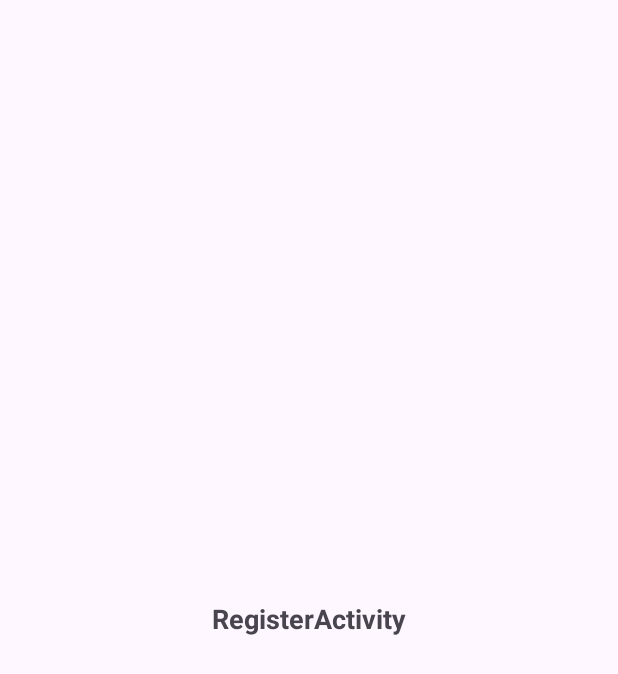
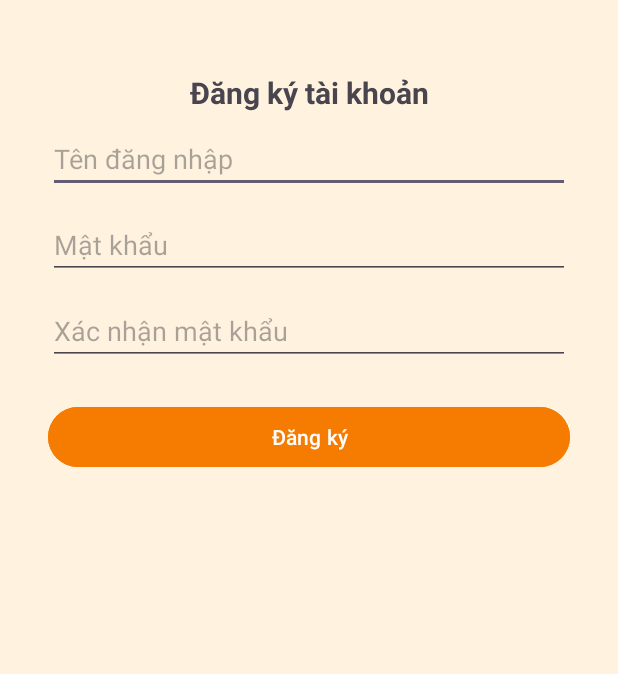
Before and after one commit to XuanTamJee413/PRM392_BrainBox_v1.0, an Android app: the RegisterActivity screen opened directly, with no data from a screen before it, on a phone screen of 412 x 824 dp. Shown: the top 674 px of the screen. Run offline under Robolectric (Android 15) with nearby library versions, the phone set to English and light mode, and no system bars.

Commit message:
add: register

```diff
--- a/app/src/main/java/com/example/prm392_v1/data/BrainBoxDatabase.java
+++ b/app/src/main/java/com/example/prm392_v1/data/BrainBoxDatabase.java
@@ -75,8 +75,8 @@ public abstract class BrainBoxDatabase extends RoomDatabase {
             try {
                 userDao.insert(new User("admin", hash("123456"), "admin"));
                 userDao.insert(new User("teacher", hash("123456"), "teacher"));
-                userDao.insert(new User("student", hash("123456"), "user"));
-                userDao.insert(new User("student", hash("123456"), "user"));
+                userDao.insert(new User("student1", hash("123456"), "user"));
+                userDao.insert(new User("student2", hash("123456"), "user"));
             } catch (Exception e) {
                 e.printStackTrace();
             }
--- a/app/src/main/java/com/example/prm392_v1/ui/auth/LoginActivity.java
+++ b/app/src/main/java/com/example/prm392_v1/ui/auth/LoginActivity.java
@@ -64,7 +64,7 @@ public class LoginActivity extends AppCompatActivity {
                         } else if ("teacher".equalsIgnoreCase(user.role)) {
                             startActivity(new Intent(this, HomeActivity.class));
                         } else{
-                            startActivity(new Intent(this, HomeActivity.class));
+                            startActivity(new Intent(this, MainActivity.class));
                         }
 
                         finish();
@@ -75,7 +75,7 @@ public class LoginActivity extends AppCompatActivity {
             }).start();
         });
     }
-    private String hash(String input) {
+    public static String hash(String input) {
         try {
             MessageDigest md = MessageDigest.getInstance("SHA-256");
             byte[] hash = md.digest(input.getBytes("UTF-8"));
--- a/app/src/main/res/layout/activity_register.xml
+++ b/app/src/main/res/layout/activity_register.xml
@@ -5,16 +5,67 @@
     android:id="@+id/main"
     android:layout_width="match_parent"
     android:layout_height="match_parent"
+    android:background="#FFF3E0"
     tools:context=".ui.auth.RegisterActivity">
     <TextView
-        android:id="@+id/txtSuccess"
+        android:id="@+id/txtRegisterTitle"
         android:layout_width="wrap_content"
         android:layout_height="wrap_content"
-        android:text="RegisterActivity"
-        android:textSize="18sp"
+        android:text="Đăng ký tài khoản"
+        android:textSize="20sp"
         android:textStyle="bold"
         app:layout_constraintTop_toTopOf="parent"
-        app:layout_constraintBottom_toBottomOf="parent"
+        app:layout_constraintBottom_toTopOf="@id/edtUsername"
         app:layout_constraintStart_toStartOf="parent"
-        app:layout_constraintEnd_toEndOf="parent"/>
+        app:layout_constraintEnd_toEndOf="parent"
+        android:layout_marginTop="48dp"/>
+
+    <EditText
+        android:id="@+id/edtUsername"
+        android:layout_width="0dp"
+        android:layout_height="wrap_content"
+        android:hint="Tên đăng nhập"
+        android:layout_marginTop="8dp"
+        app:layout_constraintTop_toBottomOf="@id/txtRegisterTitle"
+        app:layout_constraintStart_toStartOf="parent"
+        app:layout_constraintEnd_toEndOf="parent"
+        android:layout_marginHorizontal="32dp" />
+
+    <EditText
+        android:id="@+id/edtPassword"
+        android:layout_width="0dp"
+        android:layout_height="wrap_content"
+        android:hint="Mật khẩu"
+        android:inputType="textPassword"
+        app:layout_constraintTop_toBottomOf="@id/edtUsername"
+        app:layout_constraintStart_toStartOf="parent"
+        app:layout_constraintEnd_toEndOf="parent"
+        android:layout_marginTop="12dp"
+        android:layout_marginHorizontal="32dp" />
+
+    <EditText
+        android:id="@+id/edtConfirmPassword"
+        android:layout_width="0dp"
+        android:layout_height="wrap_content"
+        android:hint="Xác nhận mật khẩu"
+        android:inputType="textPassword"
+        app:layout_constraintTop_toBottomOf="@id/edtPassword"
+        app:layout_constraintStart_toStartOf="parent"
+        app:layout_constraintEnd_toEndOf="parent"
+        android:layout_marginTop="12dp"
+        android:layout_marginHorizontal="32dp" />
+
+    <Button
+        android:id="@+id/btnRegister"
+        android:layout_width="0dp"
+        android:layout_height="wrap_content"
+        android:text="Đăng ký"
+        android:textAllCaps="false"
+        android:backgroundTint="#F57C00"
+        android:textColor="#FFFFFF"
+        app:layout_constraintTop_toBottomOf="@id/edtConfirmPassword"
+        app:layout_constraintStart_toStartOf="parent"
+        app:layout_constraintEnd_toEndOf="parent"
+        android:layout_marginTop="24dp"
+        android:layout_marginHorizontal="32dp" />
 </androidx.constraintlayout.widget.ConstraintLayout>
```
Also changed, not shown: app/src/main/java/com/example/prm392_v1/ui/auth/RegisterActivity.java (+52 -1 lines).
